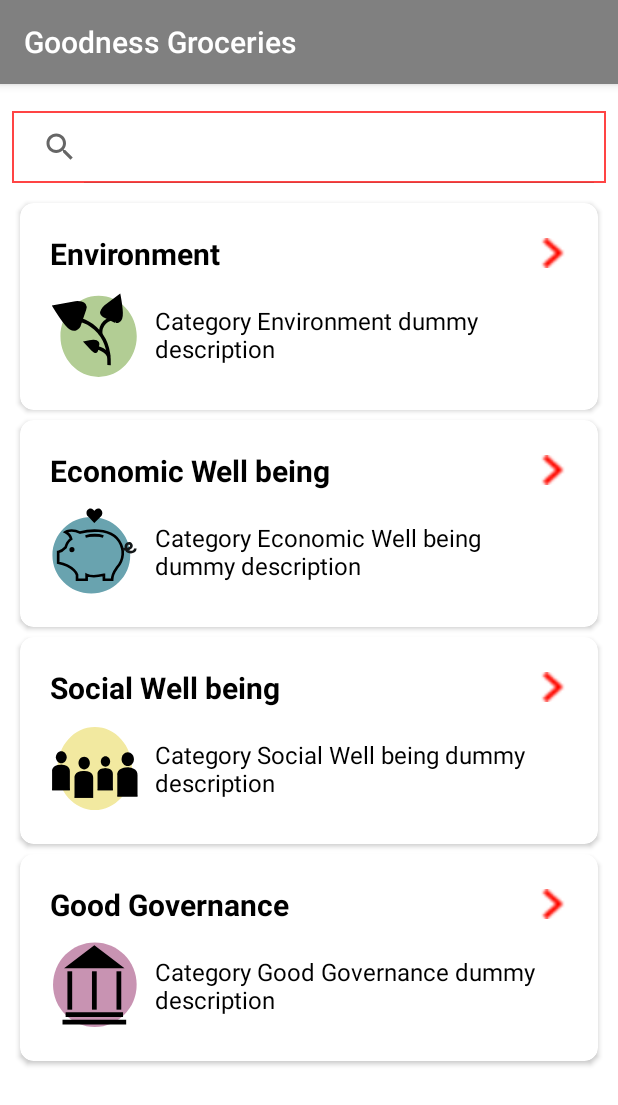
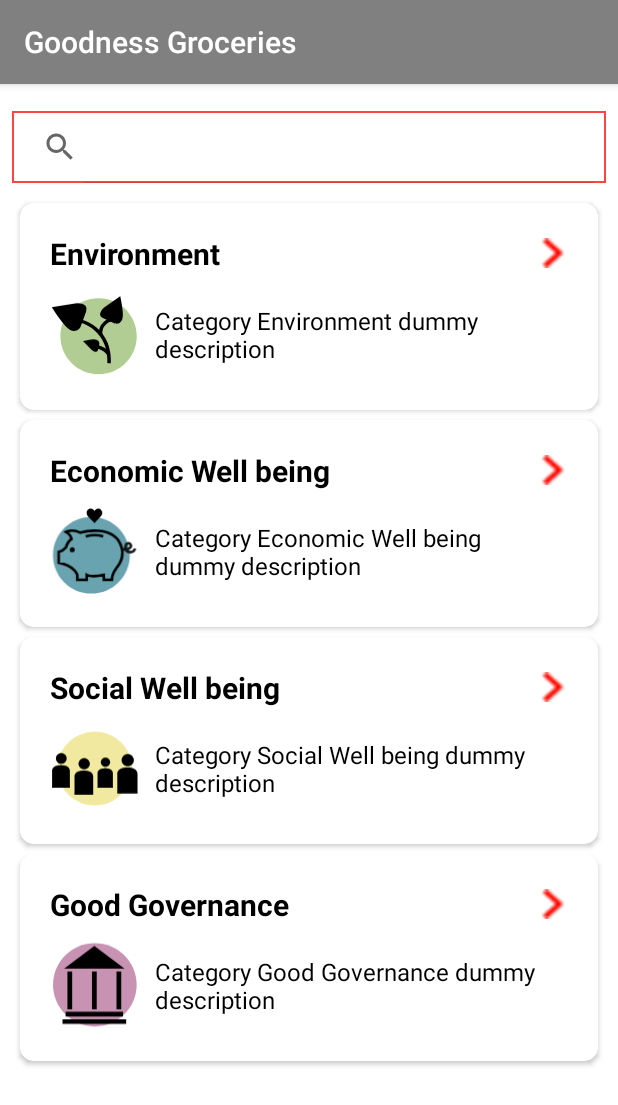
Before and after one commit to Ipefyx/goodness-groceries, an Android app: the fragment IndicatorCategoryFragment shown on its own in the app's theme, on a phone screen of 412 x 824 dp. Shown: the top 1105 px of the screen. Run offline under Robolectric (Android 15) with nearby library versions, the light colour scheme and no system bars; our stand-ins replace Volley; pictures from the network do not load.

Commit message:
Fix icon squish in main view

```diff
--- a/app/src/main/java/lu/uni/bicslab/greenbot/android/ui/fragment/indicator_category/IndicatorCategoryAdapter.java
+++ b/app/src/main/java/lu/uni/bicslab/greenbot/android/ui/fragment/indicator_category/IndicatorCategoryAdapter.java
@@ -111,7 +111,7 @@ public class IndicatorCategoryAdapter extends RecyclerView.Adapter<ItemHolder> i
             }
         });
 
-        holder.imageview_icon.setBackground(Utils.getDrawableImage(context, model.getIcon_name()));
+        holder.imageview_icon.setImageDrawable(Utils.getDrawableImage(context, model.getIcon_name()));
 
         //Glide.with(context).load(movieList.get(position).getImageUrl()).apply(RequestOptions.centerCropTransform()).into(holder.image);
     }
--- a/app/src/main/res/layout/indicator_category_item_layout.xml
+++ b/app/src/main/res/layout/indicator_category_item_layout.xml
@@ -38,13 +38,13 @@
             android:layout_marginTop="@dimen/padding"
         android:layout_below="@+id/headding">
 
-        <ImageView
-            android:id="@+id/imageview_icon"
-            android:layout_width="@dimen/img_category_size"
-            android:layout_height="@dimen/img_category_size"
-            android:layout_centerVertical="true"
-            android:background="@drawable/ic_menu_gallery">
-        </ImageView>
+            <ImageView
+                    android:id="@+id/imageview_icon"
+                    android:layout_width="@dimen/img_category_size"
+                    android:layout_height="@dimen/img_category_size"
+                    android:layout_centerVertical="true"
+                    android:scaleType="fitCenter"
+                    card_view:srcCompat="@drawable/ic_menu_gallery"></ImageView>
 
         <TextView
             android:id="@+id/txtDoc"
```
